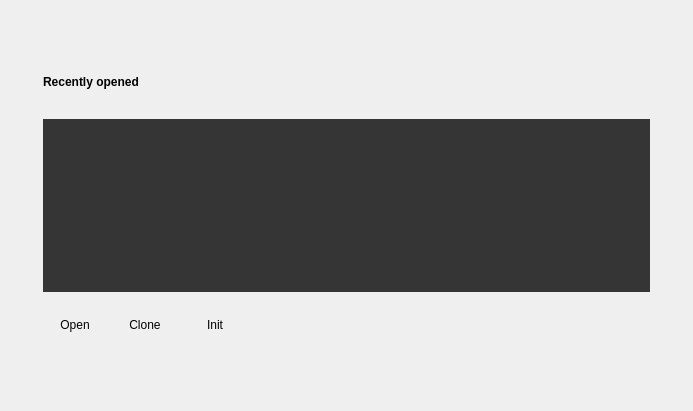
The window that component/GuiManager/src/containers/HomeContainer.ui (Sourcerer-Team/Sourcerer) describes before a commit, drawn with Qt 5.
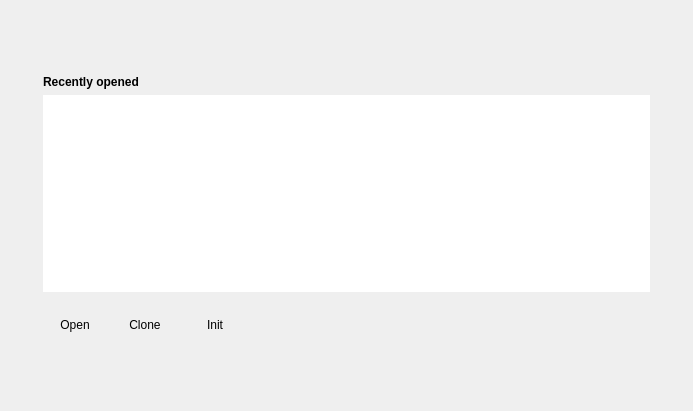
The same window after the commit. Custom widgets are drawn as their Qt base class.

```diff
--- a/component/GuiManager/src/containers/HomeContainer.ui
+++ b/component/GuiManager/src/containers/HomeContainer.ui
@@ -30,7 +30,7 @@
           <number>64</number>
          </property>
          <property name="bottomMargin">
-          <number>24</number>
+          <number>0</number>
          </property>
          <item>
           <widget class="QLabel" name="recentLabel">
@@ -62,17 +62,6 @@
            <property name="focusPolicy">
             <enum>Qt::NoFocus</enum>
            </property>
-           <property name="styleSheet">
-            <string notr="true">QTableView {
-	background-color: #353535;
-}
-
-QTableView:item:hover {
-  	text-decoration: underline;
-}
-
-</string>
-           </property>
            <property name="frameShape">
             <enum>QFrame::NoFrame</enum>
            </property>
```
Left out of the diff: 9 changed lines with no effect on the pictures.
